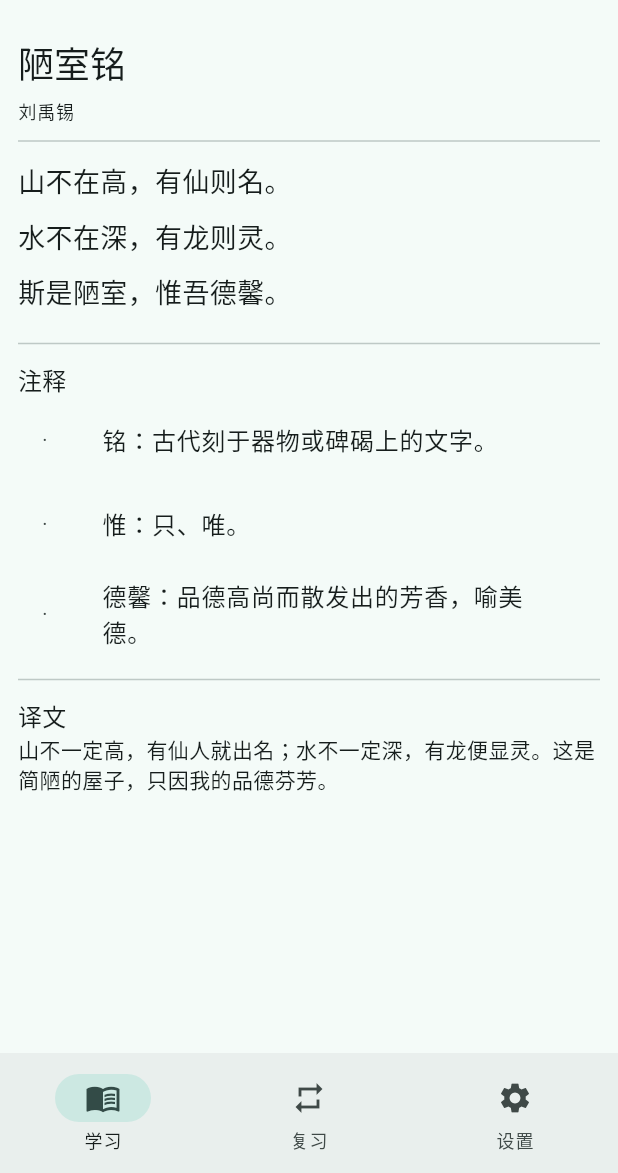
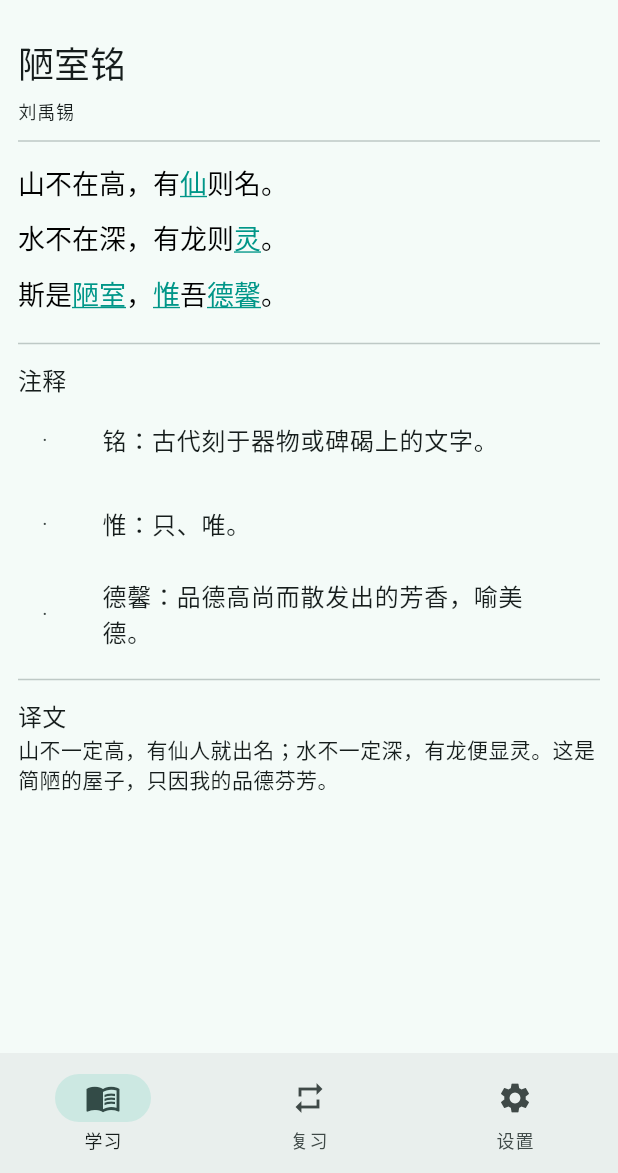
Before and after one commit to lantianhcgp/wenyan, a Flutter app: the screen it shows after launch, on a phone screen of 412 x 824 dp, the part 63-1236 px from its top. Run offline on Flutter 3.47's test engine with Material 3 defaults, Android fonts, the phone set to English and light mode, and no system bars.

Commit message:
feat: clickable word glosses + text library index; prep for dictionary API

```diff
--- /dev/null
+++ b/assets/texts/index.json
@@ -0,0 +1,3 @@
+[
+  {"file": "sample.json", "title": "陋室铭", "author": "刘禹锡"}
+]
--- a/lib/features/lesson/lesson_page.dart
+++ b/lib/features/lesson/lesson_page.dart
@@ -1,6 +1,8 @@
 import 'dart:convert';
 import 'package:flutter/material.dart';
 import 'package:flutter/services.dart' show rootBundle;
+import 'models.dart';
+import 'segment_text.dart';
 
 class LessonPage extends StatefulWidget {
   const LessonPage({super.key});
@@ -11,6 +13,7 @@ class LessonPage extends StatefulWidget {
 
 class _LessonPageState extends State<LessonPage> {
   Map<String, dynamic>? _data;
+  Map<String, Gloss> _lexicon = {};
 
   @override
   void initState() {
@@ -20,12 +23,22 @@ class _LessonPageState extends State<LessonPage> {
 
   Future<void> _load() async {
     final raw = await rootBundle.loadString('assets/texts/sample.json');
+    final idxRaw = await rootBundle.loadString('assets/texts/index.json');
+    // 简易内置词典（后续接入权威词典API）
+    _lexicon = {
+      '陋室': Gloss('陋室', '简陋的屋子。'),
+      '惟': Gloss('惟', '只、唯。'),
+      '德馨': Gloss('德馨', '美德芳香，比喻品德高尚。'),
+      '仙': Gloss('仙', '指仙人，这里泛指高人。'),
+      '灵': Gloss('灵', '灵验、神奇。'),
+    };
     setState(() => _data = json.decode(raw) as Map<String, dynamic>);
   }
 
   @override
   Widget build(BuildContext context) {
     if (_data == null) return const Center(child: CircularProgressIndicator());
+    final paragraphs = (_data!['paragraphs'] as List).cast<String>();
     return Padding(
       padding: const EdgeInsets.all(12),
       child: ListView(
@@ -34,10 +47,10 @@ class _LessonPageState extends State<LessonPage> {
           const SizedBox(height: 8),
           Text(_data!['author'] ?? '', style: Theme.of(context).textTheme.labelMedium),
           const Divider(height: 24),
-          ...((_data!['paragraphs'] as List).map((p) => Padding(
+          ...paragraphs.map((p) => Padding(
                 padding: const EdgeInsets.only(bottom: 8),
-                child: Text(p as String, style: const TextStyle(fontSize: 18, height: 1.6)),
-              ))),
+                child: SegmentedText(text: p, lexicon: _lexicon),
+              )),
           const Divider(height: 24),
           Text('注释', style: Theme.of(context).textTheme.titleMedium),
           ...((_data!['notes'] as List).map((n) => ListTile(leading: const Text('·'), title: Text(n as String)))),
--- /dev/null
+++ b/lib/features/lesson/models.dart
@@ -0,0 +1,12 @@
+class Token {
+  final String text;
+  final int start;
+  final int end;
+  Token(this.text, this.start, this.end);
+}
+
+class Gloss {
+  final String word;
+  final String explain;
+  Gloss(this.word, this.explain);
+}
--- /dev/null
+++ b/lib/features/lesson/segment_text.dart
@@ -0,0 +1,48 @@
+import 'package:flutter/gestures.dart';
+import 'package:flutter/material.dart';
+import 'models.dart';
+import 'word_popup.dart';
+
+class SegmentedText extends StatelessWidget {
+  final String text;
+  final Map<String, Gloss> lexicon; // 词典（简易本地）
+  const SegmentedText({super.key, required this.text, required this.lexicon});
+
+  List<InlineSpan> _buildSpans(BuildContext context) {
+    final spans = <InlineSpan>[];
+    // 简化：按每个汉字或标点遍历，若能在词典中找到以该字开头的最长词，则高亮那段
+    int i = 0;
+    while (i < text.length) {
+      // 跳过空白
+      if (text[i].trim().isEmpty) {
+        spans.add(TextSpan(text: text[i]));
+        i++; continue;
+      }
+      String best = text[i];
+      for (int j = i + 1; j <= text.length; j++) {
+        final cand = text.substring(i, j);
+        if (lexicon.containsKey(cand)) {
+          best = cand;
+        }
+      }
+      if (lexicon.containsKey(best)) {
+        final g = lexicon[best]!;
+        spans.add(TextSpan(
+          text: best,
+          style: const TextStyle(color: Colors.teal, decoration: TextDecoration.underline),
+          recognizer: TapGestureRecognizer()..onTap = () => showWordPopup(context, g),
+        ));
+        i += best.length;
+      } else {
+        spans.add(TextSpan(text: text[i]));
+        i++;
+      }
+    }
+    return spans;
+  }
+
+  @override
+  Widget build(BuildContext context) {
+    return RichText(text: TextSpan(style: const TextStyle(color: Colors.black, fontSize: 18, height: 1.6), children: _buildSpans(context)));
+  }
+}
```
Also changed, not shown: lib/features/lesson/word_popup.dart (added, +15 -0 lines), 1 other file.
